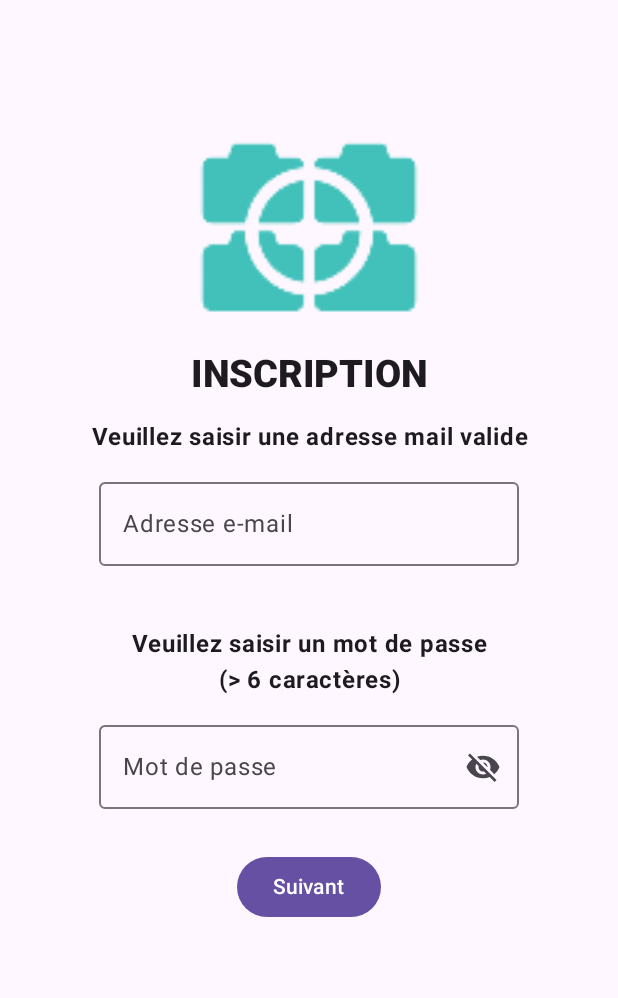
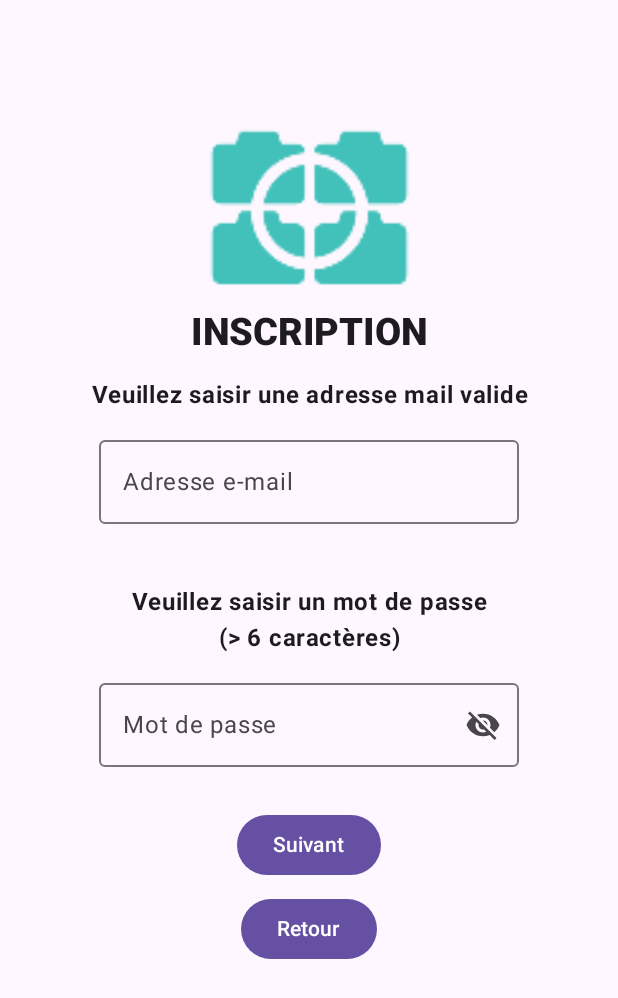
Before and after one commit to LucasLaho/PicLyt, an Android app built with Jetpack Compose: the RegistrationScreen screen opened through its navigation route, on a phone screen of 412 x 824 dp. Shown: the top 998 px of the screen. Run offline under Robolectric (Android 15) with nearby library versions, the phone set to English and light mode, and no system bars; our stand-ins replace Firebase (no records; nobody signed in at launch, a user with empty details on screens opened directly).

Commit message:
Added retour button on registration

```diff
--- a/app/src/main/java/com/example/piclyt/pages/connectionPages/RegistrationScreen.kt
+++ b/app/src/main/java/com/example/piclyt/pages/connectionPages/RegistrationScreen.kt
@@ -36,7 +36,7 @@ import com.example.piclyt.utils.createHeaderText
 fun RegistrationScreen(navController: NavController, context: Context, modifier: Modifier = Modifier) {
 
     Surface(modifier, color = MaterialTheme.colorScheme.background) {
-        Box(modifier = Modifier.padding(bottom = 500.dp), contentAlignment = Alignment.TopCenter) {
+        Box(modifier = Modifier.padding(bottom = 550.dp), contentAlignment = Alignment.TopCenter) {
             CreateLogo(
                 painter = painterResource(id = R.mipmap.ic_launcher_foreground),
                 contentDescription = "Logo"
@@ -91,6 +91,13 @@ fun RegistrationScreen(navController: NavController, context: Context, modifier:
             ) {
                 Text("Suivant")
             } // Bouton permettant de s'inscrire
+
+            Button(
+                onClick = { navController.navigate("connection") }, // Retour à la page d'inscription
+                modifier = Modifier.padding(top = 8.dp)
+            ) {
+                Text("Retour")
+            } // Bouton permettant de retourner en arrière
         }
     }
 }
```
